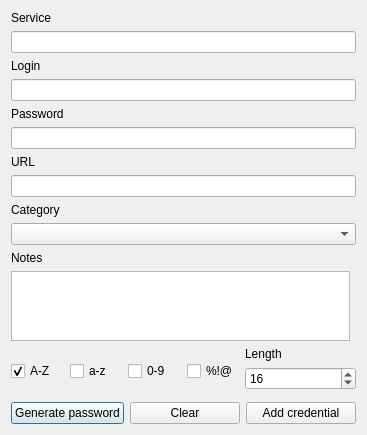
Above: client_side/resources/ui/passwords_add_window.ui from Sk2can/Password-manager before the change. Below: the same form after it.
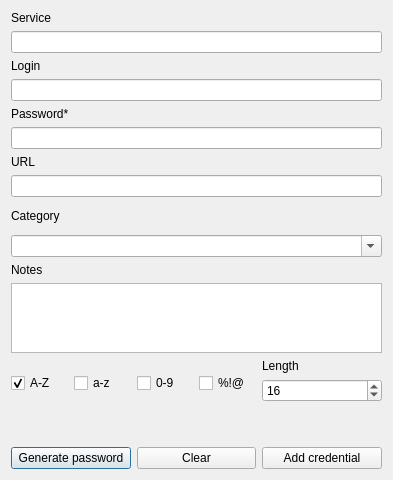
That is the form after the change.

```diff
--- a/client_side/resources/ui/passwords_add_window.ui
+++ b/client_side/resources/ui/passwords_add_window.ui
@@ -6,16 +6,16 @@
    <rect>
     <x>0</x>
     <y>0</y>
-    <width>367</width>
-    <height>423</height>
+    <width>393</width>
+    <height>480</height>
    </rect>
   </property>
   <property name="windowTitle">
    <string>Vaultary - password add</string>
   </property>
-  <layout class="QGridLayout" name="gridLayout" rowstretch="1,1,1,1,1,1,1,1,1,1" columnstretch="1,0">
+  <layout class="QGridLayout" name="gridLayout" rowstretch="1,1,1,1,1,1,1,1,1,1" columnstretch="0,0">
    <item row="4" column="0" rowspan="2" colspan="2">
-    <layout class="QVBoxLayout" name="verticalLayout_3" stretch="0,1">
+    <layout class="QVBoxLayout" name="verticalLayout_3" stretch="0,0">
      <item>
       <widget class="QLabel" name="category_label">
        <property name="text">
@@ -31,11 +31,12 @@
          <verstretch>0</verstretch>
         </sizepolicy>
        </property>
-       <item>
-        <property name="text">
-         <string/>
-        </property>
-       </item>
+       <property name="focusPolicy">
+        <enum>Qt::ClickFocus</enum>
+       </property>
+       <property name="editable">
+        <bool>true</bool>
+       </property>
       </widget>
      </item>
     </layout>
@@ -45,7 +46,7 @@
      <item>
       <widget class="QLabel" name="password_label">
        <property name="text">
-        <string>Password</string>
+        <string>Password*</string>
        </property>
       </widget>
      </item>
@@ -193,7 +194,7 @@
      </item>
     </layout>
    </item>
-   <item row="6" column="0">
+   <item row="6" column="0" colspan="2">
     <layout class="QVBoxLayout" name="verticalLayout_6">
      <item>
       <widget class="QLabel" name="notes_label">
@@ -203,7 +204,22 @@
       </widget>
      </item>
      <item>
-      <widget class="QPlainTextEdit" name="notes_plainTextEdit"/>
+      <widget class="QPlainTextEdit" name="notes_plainTextEdit">
+       <property name="focusPolicy">
+        <enum>Qt::ClickFocus</enum>
+       </property>
+      </widget>
+     </item>
+    </layout>
+   </item>
+   <item row="8" column="0" colspan="2">
+    <layout class="QHBoxLayout" name="horizontalLayout_2">
+     <item>
+      <widget class="QLabel" name="error_label">
+       <property name="text">
+        <string/>
+       </property>
+      </widget>
      </item>
     </layout>
    </item>
```
Left out of the diff: 47 changed lines with no effect on the pictures.
